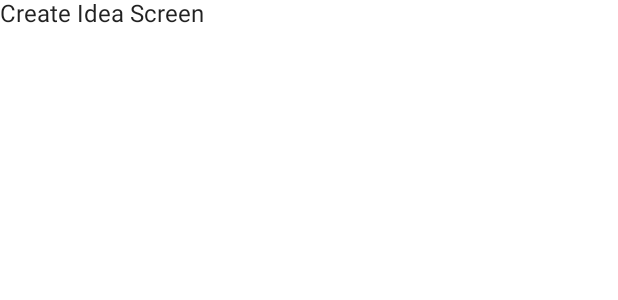
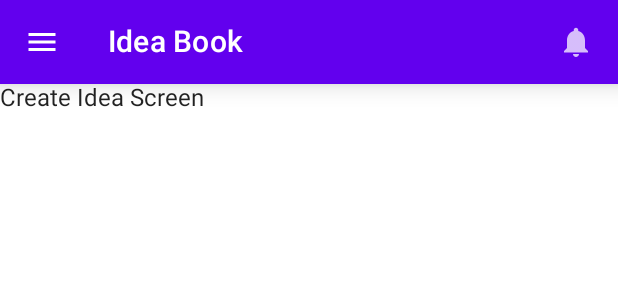
Before and after one commit to Lalit3716/Idea-Book, an Android app built with Jetpack Compose: the @Preview function CreateIdeaScreenPreview, on a phone screen of 412 x 824 dp. Shown: the top 300 px of the screen. Run offline under Robolectric (Android 15) with nearby library versions, the phone set to English and light mode, and no system bars; libraries missing offline, so code that uses them is left out: com.ramcosta.composedestinations.

Commit message:
feat: Added a drawer

```diff
--- /dev/null
+++ b/android/app/src/main/java/com/example/idea_book/domain/model/MenuItem.kt
@@ -0,0 +1,8 @@
+package com.example.idea_book.domain.model
+
+import androidx.compose.runtime.Composable
+
+data class MenuItem(
+    val title: String,
+    val icon: @Composable () -> Unit,
+)
--- a/android/app/src/main/java/com/example/idea_book/presentation/auth/AuthScreen.kt
+++ b/android/app/src/main/java/com/example/idea_book/presentation/auth/AuthScreen.kt
@@ -1,6 +1,5 @@
 package com.example.idea_book.presentation.auth
 
-import android.util.Log
 import androidx.compose.foundation.Image
 import androidx.compose.foundation.background
 import androidx.compose.foundation.layout.*
@@ -15,7 +14,7 @@ import androidx.compose.ui.res.painterResource
 import androidx.compose.ui.unit.dp
 import androidx.hilt.navigation.compose.hiltViewModel
 import com.example.idea_book.R
-import com.example.idea_book.core.presentation.components.BlankScreen
+import com.example.idea_book.presentation.common.BlankScreen
 import com.example.idea_book.presentation.auth.components.AuthForm
 import com.example.idea_book.presentation.destinations.IdeasScreenDestination
 import com.example.idea_book.presentation.destinations.OnBoardingScreenDestination
--- a/android/app/src/main/java/com/example/idea_book/core/presentation/components/BlankScreen.kt
+++ b/android/app/src/main/java/com/example/idea_book/presentation/common/BlankScreen.kt
@@ -1,4 +1,4 @@
-package com.example.idea_book.core.presentation.components
+package com.example.idea_book.presentation.common
 
 import androidx.compose.foundation.layout.fillMaxSize
 import androidx.compose.material.MaterialTheme
--- a/android/app/src/main/java/com/example/idea_book/core/presentation/components/Spinner.kt
+++ b/android/app/src/main/java/com/example/idea_book/presentation/common/Spinner.kt
@@ -1,4 +1,4 @@
-package com.example.idea_book.core.presentation.components
+package com.example.idea_book.presentation.common
 
 import androidx.compose.foundation.layout.Box
 import androidx.compose.foundation.layout.size
--- /dev/null
+++ b/android/app/src/main/java/com/example/idea_book/presentation/common/layout/AppBar.kt
@@ -0,0 +1,36 @@
+package com.example.idea_book.presentation.common.layout
+
+import androidx.compose.material.Icon
+import androidx.compose.material.IconButton
+import androidx.compose.material.Text
+import androidx.compose.material.TopAppBar
+import androidx.compose.material.icons.Icons
+import androidx.compose.material.icons.filled.Menu
+import androidx.compose.material.icons.filled.Notifications
+import androidx.compose.material.icons.filled.Search
+import androidx.compose.material.icons.filled.Settings
+import androidx.compose.runtime.Composable
+import androidx.compose.ui.unit.dp
+
+@Composable
+fun AppBar(
+    title: String,
+    onDrawerClick: () -> Unit,
+) {
+    TopAppBar(
+        title = {
+            Text(text = title)
+        },
+        navigationIcon = {
+            IconButton(onClick = onDrawerClick) {
+                Icon(Icons.Filled.Menu, "menuIcon")
+            }
+        },
+        elevation = 10.dp,
+        actions = {
+            IconButton(onClick = { /*TODO*/ }) {
+                Icon(Icons.Filled.Notifications, "notificationsIcon")
+            }
+        }
+    )
+}
--- /dev/null
+++ b/android/app/src/main/java/com/example/idea_book/presentation/common/layout/Drawer.kt
@@ -0,0 +1,56 @@
+package com.example.idea_book.presentation.common.layout
+
+import androidx.compose.foundation.clickable
+import androidx.compose.foundation.layout.*
+import androidx.compose.foundation.lazy.LazyColumn
+import androidx.compose.foundation.lazy.items
+import androidx.compose.material.Icon
+import androidx.compose.material.Text
+import androidx.compose.runtime.Composable
+import androidx.compose.ui.Alignment
+import androidx.compose.ui.Modifier
+import androidx.compose.ui.text.TextStyle
+import androidx.compose.ui.unit.dp
+import androidx.compose.ui.unit.sp
+import com.example.idea_book.domain.model.MenuItem
+
+@Composable
+fun DrawerHeader() {
+    Box(
+        modifier = Modifier
+            .fillMaxWidth()
+            .padding(vertical = 64.dp),
+        contentAlignment = Alignment.Center
+    ) {
+        Text(text = "Header", fontSize = 60.sp)
+    }
+}
+
+@Composable
+fun DrawerBody(
+    items: List<MenuItem>,
+    modifier: Modifier = Modifier,
+    itemTextStyle: TextStyle = TextStyle(fontSize = 18.sp),
+    onItemClick: (MenuItem) -> Unit
+) {
+    LazyColumn(modifier) {
+        items(items) { item ->
+            Row(
+                modifier = Modifier
+                    .fillMaxWidth()
+                    .clickable {
+                        onItemClick(item)
+                    }
+                    .padding(16.dp)
+            ) {
+                item.icon()
+                Spacer(modifier = Modifier.width(16.dp))
+                Text(
+                    text = item.title,
+                    style = itemTextStyle,
+                    modifier = Modifier.weight(1f)
+                )
+            }
+        }
+    }
+}
--- /dev/null
+++ b/android/app/src/main/java/com/example/idea_book/presentation/common/layout/Layout.kt
@@ -0,0 +1,61 @@
+package com.example.idea_book.presentation.common.layout
+
+import androidx.compose.foundation.layout.Column
+import androidx.compose.material.*
+import androidx.compose.material.icons.Icons
+import androidx.compose.material.icons.filled.AccountCircle
+import androidx.compose.material.icons.filled.Home
+import androidx.compose.runtime.Composable
+import androidx.compose.runtime.rememberCoroutineScope
+import androidx.compose.ui.res.painterResource
+import kotlinx.coroutines.launch
+import com.example.idea_book.domain.model.MenuItem
+
+@Composable
+fun Layout(
+    floatingActionButton: @Composable () -> Unit = {},
+    content: @Composable () -> Unit
+) {
+    val scaffoldState = rememberScaffoldState()
+    val coroutineScope = rememberCoroutineScope()
+
+    val drawerItems: List<MenuItem> = listOf(
+        MenuItem(
+            title = "Home",
+            icon = { Icon(Icons.Filled.Home, contentDescription = "Home") },
+        ),
+        MenuItem(
+            title = "Your Ideas",
+            icon = {
+                Icon(
+                    painter = painterResource(id = com.example.idea_book.R.drawable.ic_light_bulb),
+                    contentDescription = "Your Ideas"
+                )
+            },
+        ),
+        MenuItem(
+            title = "Profile",
+            icon = { Icon(Icons.Filled.AccountCircle, contentDescription = "Profile") },
+        )
+    )
+
+    Scaffold(
+        scaffoldState = scaffoldState,
+        topBar = {
+            AppBar("Idea Book") {
+                coroutineScope.launch {
+                    scaffoldState.drawerState.open()
+                }
+            }
+        },
+        floatingActionButtonPosition = FabPosition.End,
+        floatingActionButton = floatingActionButton,
+        drawerContent = {
+            Column {
+                DrawerHeader()
+                DrawerBody(items = drawerItems, onItemClick = {})
+            }
+        },
+        content = { content() }
+    )
+}
--- a/android/app/src/main/java/com/example/idea_book/presentation/create_idea/CreateIdeaScreen.kt
+++ b/android/app/src/main/java/com/example/idea_book/presentation/create_idea/CreateIdeaScreen.kt
@@ -3,6 +3,7 @@ package com.example.idea_book.presentation.create_idea
 import androidx.compose.material.Text
 import androidx.compose.runtime.Composable
 import androidx.compose.ui.tooling.preview.Preview
+import com.example.idea_book.presentation.common.layout.Layout
 import com.example.idea_book.ui.theme.IdeaBookTheme
 import com.ramcosta.composedestinations.annotation.Destination
 import com.ramcosta.composedestinations.navigation.DestinationsNavigator
@@ -12,7 +13,9 @@ import com.ramcosta.composedestinations.navigation.DestinationsNavigator
 fun CreateIdeaScreen(
     navigator: DestinationsNavigator? = null
 ) {
-    Text(text = "Create Idea Screen")
+    Layout {
+        Text(text = "Create Idea Screen")
+    }
 }
 
 @Preview
--- a/android/app/src/main/java/com/example/idea_book/presentation/ideas/IdeasScreen.kt
+++ b/android/app/src/main/java/com/example/idea_book/presentation/ideas/IdeasScreen.kt
@@ -3,18 +3,19 @@ package com.example.idea_book.presentation.ideas
 import androidx.compose.foundation.layout.Arrangement
 import androidx.compose.foundation.layout.Column
 import androidx.compose.foundation.layout.fillMaxSize
-import androidx.compose.material.Button
-import androidx.compose.material.MaterialTheme
-import androidx.compose.material.Surface
-import androidx.compose.material.Text
+import androidx.compose.material.*
+import androidx.compose.material.icons.Icons
+import androidx.compose.material.icons.filled.Add
 import androidx.compose.runtime.Composable
 import androidx.compose.runtime.LaunchedEffect
 import androidx.compose.ui.Alignment
 import androidx.compose.ui.Modifier
 import androidx.compose.ui.text.style.TextAlign
 import androidx.hilt.navigation.compose.hiltViewModel
-import com.example.idea_book.core.presentation.components.BlankScreen
+import com.example.idea_book.presentation.common.BlankScreen
+import com.example.idea_book.presentation.common.layout.Layout
 import com.example.idea_book.presentation.destinations.AuthScreenDestination
+import com.example.idea_book.presentation.destinations.CreateIdeaScreenDestination
 import com.ramcosta.composedestinations.annotation.Destination
 import com.ramcosta.composedestinations.navigation.DestinationsNavigator
 
@@ -37,6 +38,13 @@ fun IdeasScreen(
         return
     }
 
+    Layout(
+        floatingActionButton = {
+            FloatingActionButton(onClick = { navigator?.navigate(CreateIdeaScreenDestination) }) {
+                Icon(Icons.Filled.Add, "addIcon")
+            }
+        }
+    ) {
         Surface(
             modifier = Modifier.fillMaxSize(),
             color = MaterialTheme.colors.background,
@@ -47,10 +55,15 @@ fun IdeasScreen(
                 horizontalAlignment = Alignment.CenterHorizontally,
                 verticalArrangement = Arrangement.Center
             ) {
-            Text(text = "Welcome back ${user.displayName}", style = MaterialTheme.typography.h5, textAlign = TextAlign.Center)
+                Text(
+                    text = "Welcome back ${user.displayName}",
+                    style = MaterialTheme.typography.h5,
+                    textAlign = TextAlign.Center
+                )
                 Button(onClick = viewModel::signOut) {
                     Text(text = "Sign out")
                 }
             }
         }
     }
+}
--- /dev/null
+++ b/android/app/src/main/res/drawable/ic_light_bulb.xml
@@ -0,0 +1,10 @@
+<vector xmlns:android="http://schemas.android.com/apk/res/android"
+    android:width="48dp"
+    android:height="48dp"
+    android:viewportWidth="48"
+    android:viewportHeight="48"
+    android:tint="?attr/colorControlNormal">
+  <path
+      android:fillColor="@android:color/white"
+      android:pathData="M24,44Q22.3,44 21.125,42.825Q19.95,41.65 19.95,39.95H28.05Q28.05,41.65 26.875,42.825Q25.7,44 24,44ZM15.9,36.85V33.85H32.1V36.85ZM16.15,30.8Q12.85,28.65 10.925,25.425Q9,22.2 9,18.15Q9,12.05 13.45,7.6Q17.9,3.15 24,3.15Q30.1,3.15 34.55,7.6Q39,12.05 39,18.15Q39,22.2 37.1,25.425Q35.2,28.65 31.85,30.8ZM17.25,27.8H30.8Q33.2,26.2 34.6,23.65Q36,21.1 36,18.15Q36,13.2 32.475,9.675Q28.95,6.15 24,6.15Q19.05,6.15 15.525,9.675Q12,13.2 12,18.15Q12,21.1 13.4,23.65Q14.8,26.2 17.25,27.8ZM24,27.8Q24,27.8 24,27.8Q24,27.8 24,27.8Q24,27.8 24,27.8Q24,27.8 24,27.8Q24,27.8 24,27.8Q24,27.8 24,27.8Q24,27.8 24,27.8Q24,27.8 24,27.8Z"/>
+</vector>
```
Lines whose indentation alone changed are shown as unchanged.
